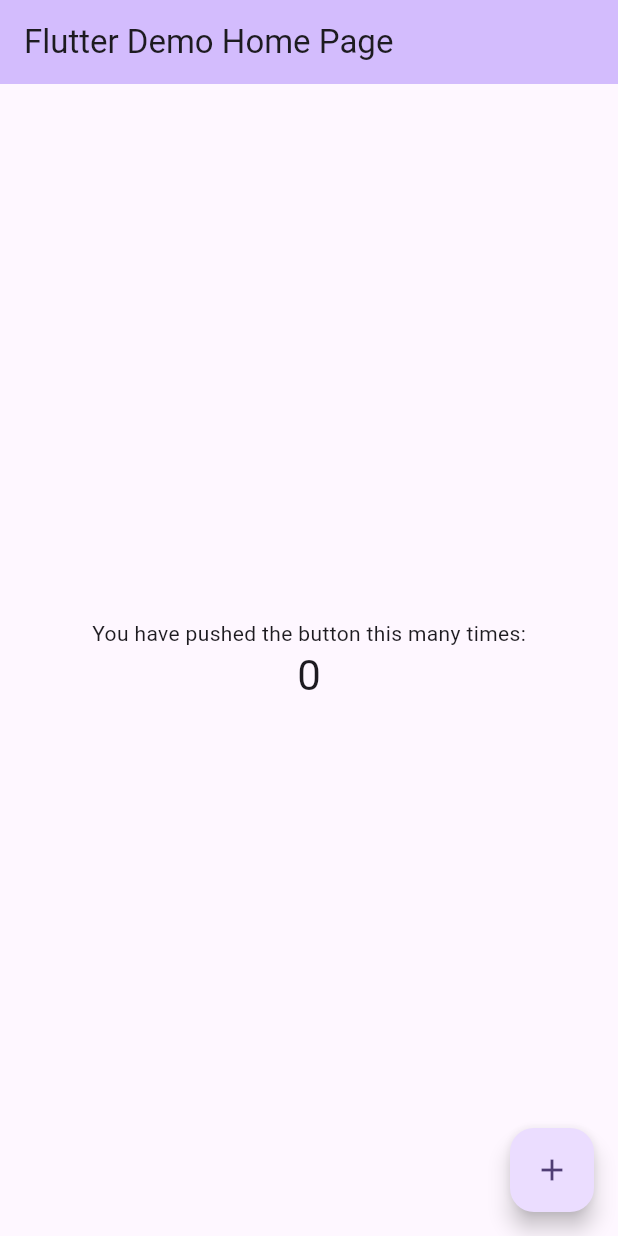
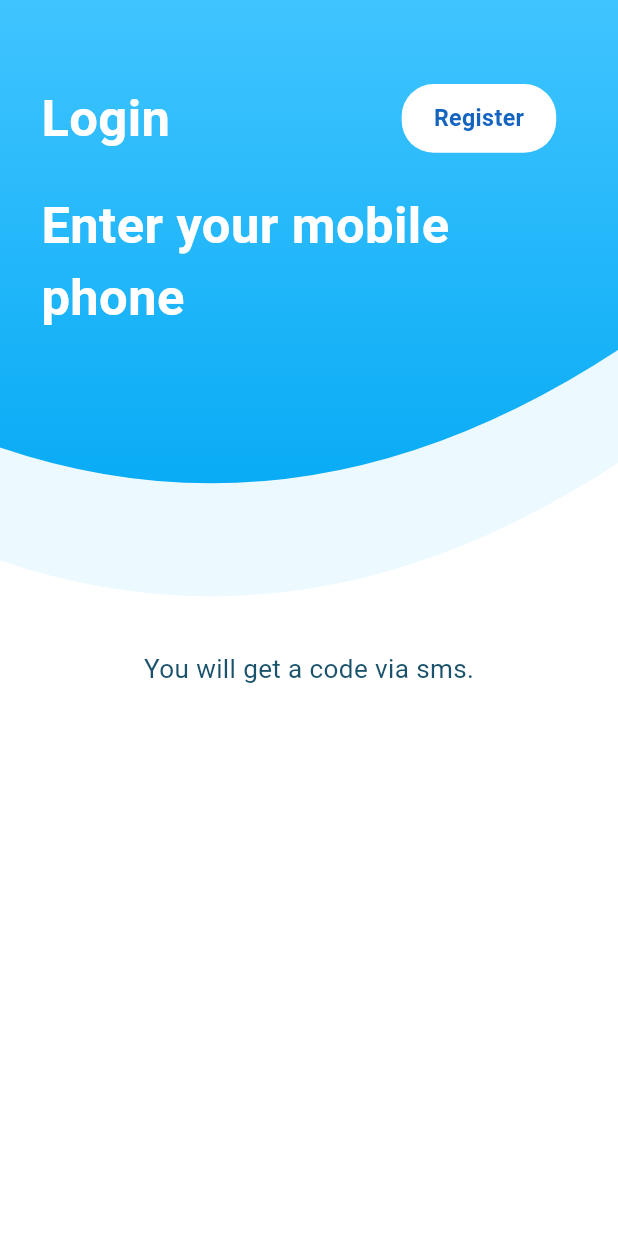
Before and after one commit to Omaralkhanjy94/Chatting-App, a Flutter app: the screen it shows after launch, on a phone screen of 412 x 824 dp. Run offline on Flutter 3.47's test engine with Material 3 defaults, Android fonts, the phone set to English and light mode, and no system bars; our stand-ins replace flutter_screenutil, google_fonts.

Commit message:
- added login_and_enter_your_mobile_phone to login widget. - added clip_path to login widget. - added login_screen. - added  a file style & font_weight_helper & colors  into theme folder. - added routes & app_router to routing folder. - added spacing & extensions to helper folder. - added chatting_app.

```diff
--- /dev/null
+++ b/lib/chatting_app.dart
@@ -0,0 +1,28 @@
+import 'package:chatting_app/core/routing/app_router.dart';
+import 'package:chatting_app/core/routing/routes.dart';
+import 'package:chatting_app/core/theme/colors.dart';
+import 'package:flutter/material.dart';
+import 'package:flutter_screenutil/flutter_screenutil.dart';
+
+class ChattingApp extends StatelessWidget {
+  final AppRouter _appRouter;
+  const ChattingApp(this._appRouter, {super.key});
+
+  @override
+  Widget build(BuildContext context) {
+    return ScreenUtilInit(
+      designSize: const Size(393, 852),
+      minTextAdapt: true,
+      splitScreenMode: true,
+      builder: (_, child) {
+        return MaterialApp(
+          debugShowCheckedModeBanner: false,
+          title: 'Chatting App',
+          theme: ThemeData(scaffoldBackgroundColor: ColorsManager.white),
+          onGenerateRoute: _appRouter.generateRoute,
+          initialRoute: Routes.login,
+        );
+      },
+    );
+  }
+}
--- /dev/null
+++ b/lib/core/helper/extensions.dart
@@ -0,0 +1,39 @@
+import 'package:flutter/material.dart';
+
+extension Navigation on BuildContext {
+  Future<dynamic> pushNamed(String routeName, {Object? arguments}) {
+    return Navigator.of(this).pushNamed(routeName, arguments: arguments);
+  }
+
+  Future<dynamic> pushReplacementNamed(String routeName, {Object? arguments}) {
+    return Navigator.of(
+      this,
+    ).pushReplacementNamed(routeName, arguments: arguments);
+  }
+
+  Future<dynamic> pushNamedAndRemoveUntil(
+    String routeName, {
+    Object? arguments,
+    required RoutePredicate predicate,
+  }) {
+    return Navigator.of(
+      this,
+    ).pushNamedAndRemoveUntil(routeName, predicate, arguments: arguments);
+  }
+
+  void pop() => Navigator.of(this).pop();
+}
+
+extension ContextExtensions on BuildContext {
+  Size get screenSize => MediaQuery.sizeOf(this);
+
+  double get screenWidth => screenSize.width;
+  double get screenHeight => screenSize.height;
+
+  EdgeInsets get customPadding => EdgeInsets.only(
+    left: screenWidth / 13,
+    top: screenHeight / 50,
+    right: screenWidth / 13,
+    bottom: screenHeight / 20,
+  );
+}
--- /dev/null
+++ b/lib/core/helper/spacing.dart
@@ -0,0 +1,6 @@
+import 'package:flutter/material.dart';
+import 'package:flutter_screenutil/flutter_screenutil.dart';
+
+SizedBox verticalSpace(double height) => SizedBox(height: height.h);
+
+SizedBox horizontalSpace(double width) => SizedBox(width: width.w);
--- /dev/null
+++ b/lib/core/routing/app_router.dart
@@ -0,0 +1,16 @@
+import 'package:chatting_app/core/routing/routes.dart';
+import 'package:chatting_app/features/auth/login/presentation/login_screen.dart';
+import 'package:flutter/material.dart';
+import 'package:flutter/widgets.dart';
+
+class AppRouter {
+  Route? generateRoute(RouteSettings routeSettings) {
+    switch (routeSettings.name) {
+      case Routes.login:
+        return MaterialPageRoute(builder: (_) => LoginScreen());
+
+      default:
+        return null;
+    }
+  }
+}
--- /dev/null
+++ b/lib/core/routing/routes.dart
@@ -0,0 +1,3 @@
+class Routes {
+  static const String login = "/login";
+}
--- /dev/null
+++ b/lib/core/theme/colors.dart
@@ -0,0 +1,10 @@
+import 'package:flutter/material.dart';
+
+class ColorsManager {
+  static const Color white = Color(0xFFFFFFFF);
+  static const Color lightBlue = Color(0xFF40C4FF);
+  static const Color gradientBlue = Color(0xFF03A9F4);
+  static const Color darkBlue = Color(0xFF1565C0);
+  static const Color lightSkyBlue = Color(0xFFECF9FF);
+  static const Color darkCyanBlue = Color(0xFF1B526B);
+}
--- /dev/null
+++ b/lib/core/theme/font_weight_helper.dart
@@ -0,0 +1,12 @@
+import 'package:flutter/material.dart';
+
+class FontWeightHelper {
+  static const FontWeight thin = FontWeight.w100;
+  static const FontWeight extraLight = FontWeight.w200;
+  static const FontWeight light = FontWeight.w300;
+  static const FontWeight regular = FontWeight.w400;
+  static const FontWeight medium = FontWeight.w500;
+  static const FontWeight semiBold = FontWeight.w600;
+  static const FontWeight bold = FontWeight.w700;
+  static const FontWeight extraBold = FontWeight.w800;
+}
--- /dev/null
+++ b/lib/core/theme/styles.dart
@@ -0,0 +1,28 @@
+import 'package:chatting_app/core/theme/colors.dart';
+import 'package:chatting_app/core/theme/font_weight_helper.dart';
+import 'package:flutter/material.dart';
+import 'package:flutter_screenutil/flutter_screenutil.dart';
+import 'package:google_fonts/google_fonts.dart';
+
+class TextStyles {
+  static TextStyle font16DarkBlueSemiBold = GoogleFonts.roboto(
+    fontSize: 16.sp,
+    fontWeight: FontWeightHelper.semiBold,
+    color: ColorsManager.darkBlue,
+  );
+  static TextStyle font35whiteBold = GoogleFonts.roboto(
+    fontSize: 35.sp,
+    fontWeight: FontWeightHelper.bold,
+    color: ColorsManager.white,
+  );
+  static TextStyle font35whiteSemiBold = GoogleFonts.roboto(
+    fontSize: 35.sp,
+    fontWeight: FontWeightHelper.semiBold,
+    color: ColorsManager.white,
+  );
+  static TextStyle font18DarkCyanBlueRegular = GoogleFonts.roboto(
+    fontSize: 18.sp,
+    fontWeight: FontWeightHelper.regular,
+    color: ColorsManager.darkCyanBlue,
+  );
+}
--- /dev/null
+++ b/lib/features/auth/login/presentation/login_screen.dart
@@ -0,0 +1,22 @@
+import 'package:chatting_app/core/theme/styles.dart';
+import 'package:chatting_app/features/auth/login/presentation/widget/clip_path.dart';
+import 'package:flutter/material.dart';
+
+class LoginScreen extends StatelessWidget {
+  const LoginScreen({super.key});
+
+  @override
+  Widget build(BuildContext context) {
+    return Scaffold(
+      body: Column(
+        children: [
+          ClipPathScreen(),
+          Text(
+            "You will get a code via sms.",
+            style: TextStyles.font18DarkCyanBlueRegular,
+          ),
+        ],
+      ),
+    );
+  }
+}
--- /dev/null
+++ b/lib/features/auth/login/presentation/widget/clip_path.dart
@@ -0,0 +1,25 @@
+import 'package:chatting_app/core/helper/extensions.dart';
+import 'package:chatting_app/core/theme/colors.dart';
+import 'package:chatting_app/features/auth/login/presentation/widget/login_and_enter_your_mobile_phone.dart';
+import 'package:flutter/material.dart';
+
+class ClipPathScreen extends StatelessWidget {
+  const ClipPathScreen({super.key});
+
+  @override
+  Widget build(BuildContext context) {
+    return Stack(
+      children: [
+        ClipPath(
+          clipper: NameClipper(),
+          child: Container(
+            width: context.screenWidth,
+            height: context.screenHeight / 1.9,
+            decoration: BoxDecoration(color: ColorsManager.lightSkyBlue),
+          ),
+        ),
+        LoginAndEnterYourMobilePhone(),
+      ],
+    );
+  }
+}
--- /dev/null
+++ b/lib/features/auth/login/presentation/widget/login_and_enter_your_mobile_phone.dart
@@ -0,0 +1,105 @@
+import 'package:chatting_app/core/helper/extensions.dart';
+import 'package:chatting_app/core/helper/spacing.dart';
+import 'package:chatting_app/core/theme/colors.dart';
+import 'package:chatting_app/core/theme/styles.dart';
+import 'package:flutter/material.dart';
+import 'package:flutter_screenutil/flutter_screenutil.dart';
+
+class LoginAndEnterYourMobilePhone extends StatelessWidget {
+  const LoginAndEnterYourMobilePhone({super.key});
+
+  @override
+  Widget build(BuildContext context) {
+    return Column(
+      children: [
+        ClipPath(
+          clipper: NameClipper(),
+          child: Container(
+            width: context.screenWidth,
+            height: context.screenHeight / 2.3,
+            decoration: BoxDecoration(
+              gradient: LinearGradient(
+                end: Alignment.bottomCenter,
+                begin: Alignment.topCenter,
+                colors: [ColorsManager.lightBlue, ColorsManager.gradientBlue],
+              ),
+            ),
+            child: Padding(
+              padding: EdgeInsets.only(
+                top: context.screenHeight / 15,
+                left: context.screenWidth / 15,
+                right: context.screenWidth / 10,
+              ),
+              child: Column(
+                crossAxisAlignment: CrossAxisAlignment.start,
+                children: [
+                  Row(
+                    mainAxisAlignment: MainAxisAlignment.spaceBetween,
+                    children: [
+                      Text(
+                        textScaler: TextScaler.linear(1.0),
+                        "Login",
+                        style: TextStyles.font35whiteBold,
+                      ),
+                      Container(
+                        width: context.screenHeight / 8,
+                        height: context.screenHeight / 18,
+                        decoration: BoxDecoration(
+                          color: ColorsManager.white,
+                          borderRadius: BorderRadius.circular(22.r),
+                        ),
+                        child: Center(
+                          child: Text(
+                            textScaler: TextScaler.linear(1.0),
+                            "Register",
+                            style: TextStyles.font16DarkBlueSemiBold,
+                          ),
+                        ),
+                      ),
+                    ],
+                  ),
+                  verticalSpace(24),
+                  SizedBox(
+                    width: context.screenWidth / 1.5,
+                    height: context.screenHeight / 7,
+                    child: Text(
+                      "Enter your mobile phone",
+                      style: TextStyles.font35whiteSemiBold,
+                    ),
+                  ),
+                ],
+              ),
+            ),
+          ),
+        ),
+      ],
+    );
+  }
+}
+
+class NameClipper extends CustomClipper<Path> {
+  final double? ineToHeiht;
+  double? x1;
+  double? y1;
+
+  double? y2;
+
+  NameClipper({super.reclip, this.ineToHeiht, this.x1, this.y1, this.y2});
+  @override
+  Path getClip(Size size) {
+    final path = Path();
+    path.lineTo(0, size.height - 60);
+    path.quadraticBezierTo(
+      size.width / (x1 ?? 2),
+      size.height + (y1 ?? 10),
+      size.width,
+      size.height - (y2 ?? 125),
+    );
+    path.lineTo(size.width, 0);
+    path.close();
+    return path;
+  }
+
+  @override
+  bool shouldReclip(CustomClipper<Path> oldClipper) => true;
+}
--- a/lib/main.dart
+++ b/lib/main.dart
@@ -1,122 +1,7 @@
+import 'package:chatting_app/chatting_app.dart';
+import 'package:chatting_app/core/routing/app_router.dart';
 import 'package:flutter/material.dart';
 
 void main() {
-  runApp(const MyApp());
+  runApp(ChattingApp(AppRouter()));
 }
-
-class MyApp extends StatelessWidget {
-  const MyApp({super.key});
-
-  // This widget is the root of your application.
-  @override
-  Widget build(BuildContext context) {
-    return MaterialApp(
-      title: 'Development',
-      theme: ThemeData(
-        // This is the theme of your application.
-        //
-        // TRY THIS: Try running your application with "flutter run". You'll see
-        // the application has a purple toolbar. Then, without quitting the app,
-        // try changing the seedColor in the colorScheme below to Colors.green
-        // and then invoke "hot reload" (save your changes or press the "hot
-        // reload" button in a Flutter-supported IDE, or press "r" if you used
-        // the command line to start the app).
-        //
-        // Notice that the counter didn't reset back to zero; the application
-        // state is not lost during the reload. To reset the state, use hot
-        // restart instead.
-        //
-        // This works for code too, not just values: Most code changes can be
-        // tested with just a hot reload.
-        colorScheme: ColorScheme.fromSeed(seedColor: Colors.deepPurple),
-      ),
-      home: const MyHomePage(title: 'Flutter Demo Home Page'),
-    );
-  }
-}
-
-class MyHomePage extends StatefulWidget {
-  const MyHomePage({super.key, required this.title});
-
-  // This widget is the home page of your application. It is stateful, meaning
-  // that it has a State object (defined below) that contains fields that affect
-  // how it looks.
-
-  // This class is the configuration for the state. It holds the values (in this
-  // case the title) provided by the parent (in this case the App widget) and
-  // used by the build method of the State. Fields in a Widget subclass are
-  // always marked "final".
-
-  final String title;
-
-  @override
-  State<MyHomePage> createState() => _MyHomePageState();
-}
-
-class _MyHomePageState extends State<MyHomePage> {
-  int _counter = 0;
-
-  void _incrementCounter() {
-    setState(() {
-      // This call to setState tells the Flutter framework that something has
-      // changed in this State, which causes it to rerun the build method below
-      // so that the display can reflect the updated values. If we changed
-      // _counter without calling setState(), then the build method would not be
-      // called again, and so nothing would appear to happen.
-      _counter++;
-    });
-  }
-
-  @override
-  Widget build(BuildContext context) {
-    // This method is rerun every time setState is called, for instance as done
-    // by the _incrementCounter method above.
-    //
-    // The Flutter framework has been optimized to make rerunning build methods
-    // fast, so that you can just rebuild anything that needs updating rather
-    // than having to individually change instances of widgets.
-    return Scaffold(
-      appBar: AppBar(
-        // TRY THIS: Try changing the color here to a specific color (to
-        // Colors.amber, perhaps?) and trigger a hot reload to see the AppBar
-        // change color while the other colors stay the same.
-        backgroundColor: Theme.of(context).colorScheme.inversePrimary,
-        // Here we take the value from the MyHomePage object that was created by
-        // the App.build method, and use it to set our appbar title.
-        title: Text(widget.title),
-      ),
-      body: Center(
-        // Center is a layout widget. It takes a single child and positions it
-        // in the middle of the parent.
-        child: Column(
-          // Column is also a layout widget. It takes a list of children and
-          // arranges them vertically. By default, it sizes itself to fit its
-          // children horizontally, and tries to be as tall as its parent.
-          //
-          // Column has various properties to control how it sizes itself and
-          // how it positions its children. Here we use mainAxisAlignment to
-          // center the children vertically; the main axis here is the vertical
-          // axis because Columns are vertical (the cross axis would be
-          // horizontal).
-          //
-          // TRY THIS: Invoke "debug painting" (choose the "Toggle Debug Paint"
-          // action in the IDE, or press "p" in the console), to see the
-          // wireframe for each widget.
-          mainAxisAlignment: MainAxisAlignment.center,
-          children: <Widget>[
-            const Text('You have pushed the button this many times:'),
-            Text(
-              '$_counter',
-              style: Theme.of(context).textTheme.headlineMedium,
-            ),
-          ],
-        ),
-      ),
-      floatingActionButton: FloatingActionButton(
-        onPressed: _incrementCounter,
-        tooltip: 'Increment',
-        child: const Icon(Icons.add),
-      ), // This trailing comma makes auto-formatting nicer for build methods.
-    );
-  }
-}
--- a/pubspec.yaml
+++ b/pubspec.yaml
@@ -34,6 +34,10 @@ dependencies:
   # The following adds the Cupertino Icons font to your application.
   # Use with the CupertinoIcons class for iOS style icons.
   cupertino_icons: ^1.0.8
+  # plugin for adapting screen and font size
+  flutter_screenutil: ^5.9.3
+  # Flutter package to use fonts
+  google_fonts: ^6.2.1
 
 dev_dependencies:
   flutter_test:
```
Also changed, not shown: pubspec.lock, 1 other file.
